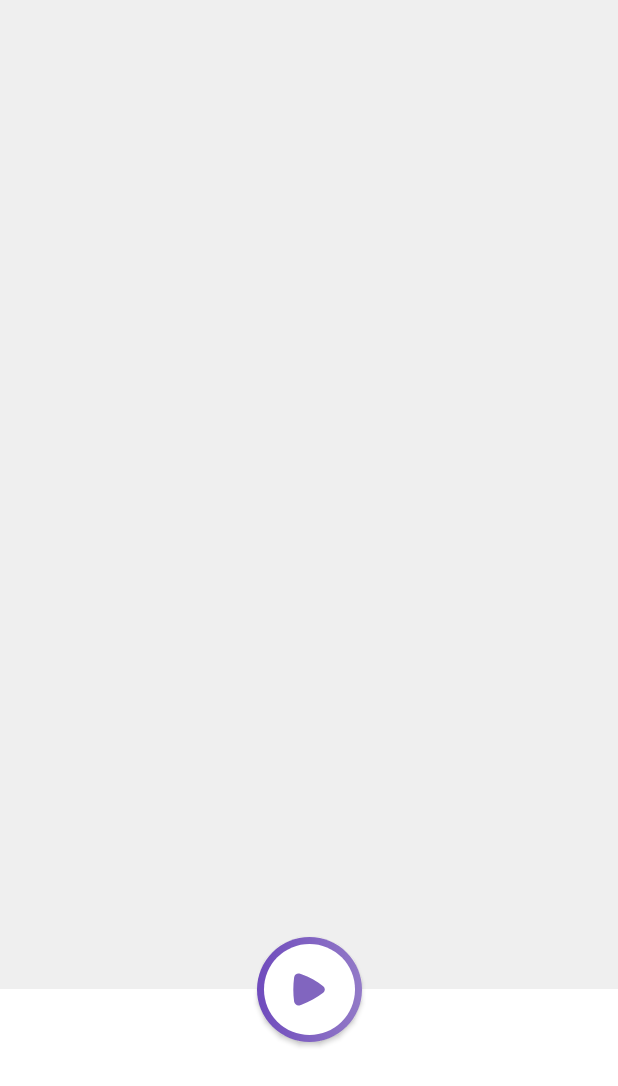
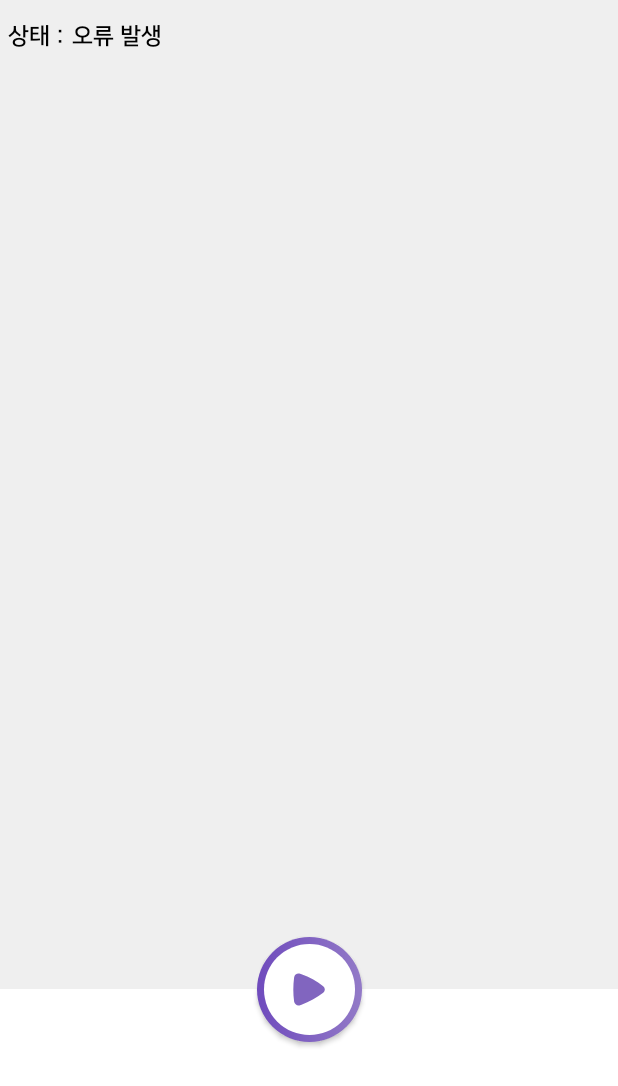
Before and after one commit to G1antPandaBear/recom-android, an Android app: the layout fragment_solo.xml on its own in the app's theme, with its tools: preview values and no code run, on a phone screen of 412 x 824 dp. Shown: the top 1086 px of the screen. Run offline under Robolectric (Android 15) with nearby library versions, the phone set to English and light mode, and no system bars.

```diff
--- a/app/src/main/AndroidManifest.xml
+++ b/app/src/main/AndroidManifest.xml
@@ -5,6 +5,12 @@
 
     <uses-permission android:name="android.permission.INTERNET" />
     <uses-permission android:name="android.permission.RECORD_AUDIO" />
+
+    <queries>
+        <intent>
+            <action android:name="android.speech.RecognitionService" />
+        </intent>
+    </queries>
 
     <application
         android:name=".widget.RecomApplication"
--- /dev/null
+++ b/app/src/main/java/kr/hs/pandabear/recom/view/adapter/SpeechAdapter.kt
@@ -0,0 +1,4 @@
+package kr.hs.pandabear.recom.view.adapter
+
+class SpeechAdapter {
+}
--- a/app/src/main/res/layout/fragment_solo.xml
+++ b/app/src/main/res/layout/fragment_solo.xml
@@ -1,8 +1,10 @@
 <?xml version="1.0" encoding="utf-8"?>
 <layout xmlns:android="http://schemas.android.com/apk/res/android"
-    xmlns:app="http://schemas.android.com/apk/res-auto">
+    xmlns:app="http://schemas.android.com/apk/res-auto"
+    xmlns:tools="http://schemas.android.com/tools">
 
     <data>
+
         <variable
             name="vm"
             type="kr.hs.pandabear.recom.viewmodel.fragment.SoloViewModel" />
@@ -13,13 +15,46 @@
         android:layout_height="match_parent"
         android:background="@color/color_background">
 
+        <LinearLayout
+            android:id="@+id/layout_state"
+            android:layout_width="match_parent"
+            android:layout_height="wrap_content"
+            android:layout_marginTop="10dp"
+            android:orientation="horizontal"
+            android:padding="5dp"
+            app:layout_constraintEnd_toEndOf="parent"
+            app:layout_constraintStart_toStartOf="parent"
+            app:layout_constraintTop_toTopOf="parent">
+
+            <TextView
+                android:layout_width="wrap_content"
+                android:layout_height="wrap_content"
+                android:fontFamily="@font/nanum_b"
+                android:text= "@string/title_state"
+                android:textColor="@color/color_black"
+                android:textSize="15sp" />
+
+            <TextView
+                android:id="@+id/tv_state"
+                android:layout_width="wrap_content"
+                android:layout_height="wrap_content"
+                android:maxLines="1"
+                android:fontFamily="@font/nanum_b"
+                android:textColor="@color/color_black"
+                android:textSize="15sp"
+                android:layout_marginStart="5dp"
+                tools:text="오류 발생" />
+
+        </LinearLayout>
+
         <androidx.recyclerview.widget.RecyclerView
             android:layout_width="match_parent"
             android:layout_height="0dp"
+            android:layout_marginTop="10dp"
             android:orientation="vertical"
             app:layoutManager="androidx.recyclerview.widget.LinearLayoutManager"
             app:layout_constraintBottom_toTopOf="@id/layout_bottom"
-            app:layout_constraintTop_toTopOf="parent" />
+            app:layout_constraintTop_toBottomOf="@id/layout_state" />
 
         <androidx.constraintlayout.widget.ConstraintLayout
             android:id="@+id/layout_bottom"
@@ -35,33 +70,34 @@
             android:id="@+id/btn_play"
             android:layout_width="70dp"
             android:layout_height="70dp"
+            android:onClick="@{() -> vm.onClickPlay()}"
+            android:background="@drawable/background_record_button"
+            app:layout_constraintBottom_toTopOf="@id/layout_bottom"
             app:layout_constraintEnd_toEndOf="parent"
             app:layout_constraintStart_toStartOf="parent"
-            app:layout_constraintBottom_toTopOf="@id/layout_bottom"
-            app:layout_constraintTop_toTopOf="@id/layout_bottom"
-            android:background="@drawable/background_record_button"/>
+            app:layout_constraintTop_toTopOf="@id/layout_bottom" />
 
 
         <ImageView
             android:id="@+id/iv_play"
             android:layout_width="23dp"
             android:layout_height="23dp"
+            android:elevation="5dp"
             android:src="@drawable/ic_play"
-            android:elevation="5dp"
-            app:tint="@color/color_main500"
+            app:layout_constraintBottom_toBottomOf="@id/btn_play"
             app:layout_constraintEnd_toEndOf="@id/btn_play"
             app:layout_constraintStart_toStartOf="@id/btn_play"
-            app:layout_constraintBottom_toBottomOf="@id/btn_play"
-            app:layout_constraintTop_toTopOf="@id/btn_play" />
+            app:layout_constraintTop_toTopOf="@id/btn_play"
+            app:tint="@color/color_main500" />
 
         <kr.hs.pandabear.recom.widget.SoundVisualizerView
             android:layout_width="0dp"
             android:layout_height="0dp"
             android:layout_marginVertical="10dp"
-            app:layout_constraintTop_toBottomOf="@id/btn_play"
             app:layout_constraintBottom_toBottomOf="parent"
             app:layout_constraintEnd_toEndOf="parent"
-            app:layout_constraintStart_toStartOf="parent" />
+            app:layout_constraintStart_toStartOf="parent"
+            app:layout_constraintTop_toBottomOf="@id/btn_play" />
 
     </androidx.constraintlayout.widget.ConstraintLayout>
 </layout>
--- a/app/src/main/res/values/strings.xml
+++ b/app/src/main/res/values/strings.xml
@@ -5,4 +5,5 @@
     <string name="text_app_desc_kr">우리들의 목소리를 문서로</string>
     <string name="text_solo_record">개인 녹음하기</string>
     <string name="text_every_record">단체 녹음하기</string>
+    <string name="title_state">상태 :</string>
 </resources>
```
Also changed, not shown: app/src/main/java/kr/hs/pandabear/recom/view/fragment/SoloFragment.kt (+81 -2 lines), app/src/main/java/kr/hs/pandabear/recom/viewmodel/fragment/SoloViewModel.kt (+7 -0 lines), 1 other file.
